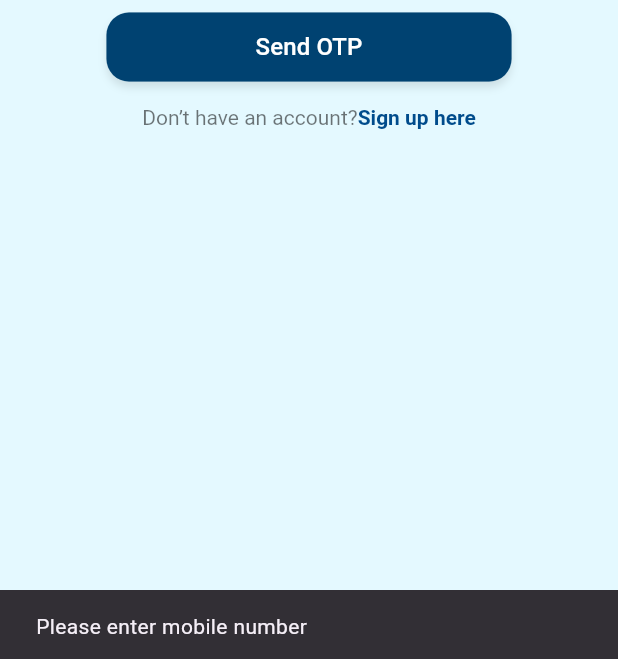
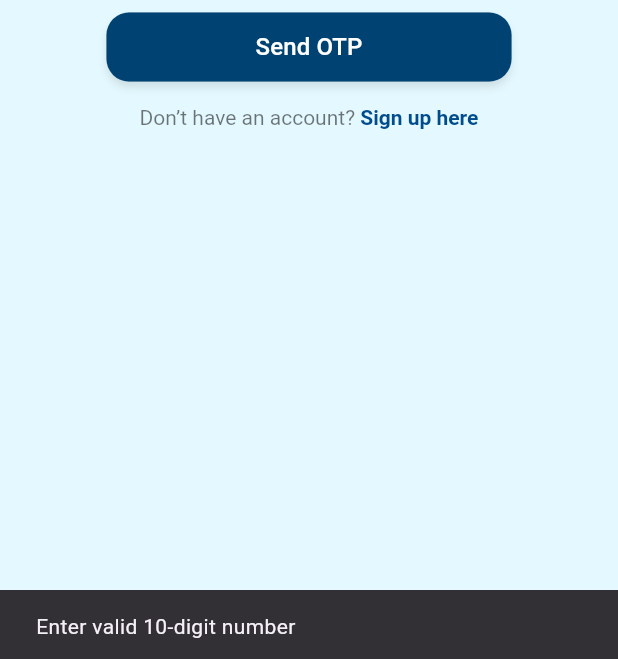
Before and after one commit to nil901/quick_home, a Flutter app: the screen it shows after launch, after a tap on "Send OTP", on a phone screen of 412 x 824 dp. Shown: the part 574-1233 px from the top of the screen. Run offline on Flutter 3.47's test engine with Material 3 defaults, Android fonts, the phone set to English and light mode, and no system bars; our stand-ins replace carousel_slider, flutter_rating_bar, flutter_riverpod, google_fonts, google_maps_flutter, hexcolor.

Commit message:
10-10-2025

```diff
--- a/lib/screen/auth/login_screen.dart
+++ b/lib/screen/auth/login_screen.dart
@@ -1,46 +1,25 @@
 import 'package:flutter/gestures.dart';
 import 'package:flutter/material.dart';
+import 'package:flutter_riverpod/flutter_riverpod.dart';
 import 'package:hexcolor/hexcolor.dart';
+import 'package:quick_home/Logic/API/api_provider.dart';
 import 'package:quick_home/screen/auth/otp_verify_screen.dart';
 import 'package:quick_home/screen/auth/sign_up_screen.dart';
 
-import '../dashboard/main_home_screen.dart';
+class LoginScreen extends ConsumerWidget {
+  const LoginScreen({super.key});
 
-class LoginScreen extends StatefulWidget {
   @override
-  _LoginScreenState createState() => _LoginScreenState();
-}
-
-class _LoginScreenState extends State<LoginScreen> {
-  final _formKey = GlobalKey<FormState>();
-  TextEditingController phoneController = TextEditingController();
-
-  // void login() {
-  //   String phone = phoneController.text.trim();
-  //
-  //   if (phone.isEmpty) {
-  //     _showSnackBar('Please enter mobile number');
-  //   } else if (phone.length != 10) {
-  //     _showSnackBar('Mobile number must be 10 digits');
-  //   } else {
-  //     _showSnackBar('Login Successful!');
-  //
-  //     // ✅ Navigate to Home Screen
-  //     Navigator.pushReplacement(
-  //       context,
-  //       MaterialPageRoute(builder: (context) => ()),
-  //     );
-  //   }
-  // }
+  Widget build(BuildContext context, WidgetRef ref) {
+    final phoneController = TextEditingController();
+    final authState = ref.watch(authProvider);
 
     void _showSnackBar(String msg) {
       ScaffoldMessenger.of(context).showSnackBar(
-      SnackBar(content: Text(msg), duration: Duration(seconds: 2)),
+        SnackBar(content: Text(msg)),
       );
     }
 
-  @override
-  Widget build(BuildContext context) {
     return Scaffold(
       backgroundColor: HexColor('#E4F9FF'),
       body: SafeArea(
@@ -50,106 +29,88 @@ class _LoginScreenState extends State<LoginScreen> {
             child: Column(
               crossAxisAlignment: CrossAxisAlignment.stretch,
               children: [
-                SizedBox(height: 220),
-                Text(
+                const SizedBox(height: 220),
+                const Text(
                   "Log In",
                   textAlign: TextAlign.center,
                   style: TextStyle(fontWeight: FontWeight.bold, fontSize: 18),
                 ),
-                SizedBox(height: 10),
-                Text(
+                const SizedBox(height: 10),
+                const Text(
                   "Book, track, and manage trusted home services with ease",
                   textAlign: TextAlign.center,
                   style: TextStyle(color: Colors.black54, fontSize: 13),
                 ),
-                SizedBox(height: 40),
-                Form(
-                  key: _formKey,
-                  child: _buildTextField(
+                const SizedBox(height: 40),
+                _buildTextField(
                   phoneController,
                   'Phone Number*',
                   Icons.phone,
                   keyboardType: TextInputType.number,
                 ),
-                ),
-                SizedBox(height: 30),
+                const SizedBox(height: 30),
                 Center(
                   child: Container(
                     width: 270,
                     height: 46,
                     decoration: BoxDecoration(
-                      color: Color(0xFF004271), // background
+                      color: const Color(0xFF004271),
                       borderRadius: BorderRadius.circular(15),
-                      border: Border.all(
-                        color: Color(0x8F004271),
-                        width: 0.25,
-                      ), // border
-                      boxShadow: [
-                        BoxShadow(
-                          color: Color(0x1A000000), // #0000001A
-                          offset: Offset(0, 4),
-                          blurRadius: 4,
-                        ),
+                      border: Border.all(color: const Color(0x8F004271), width: 0.25),
+                      boxShadow: const [
+                        BoxShadow(color: Color(0x1A000000), offset: Offset(0, 4), blurRadius: 4),
                       ],
                     ),
                     child: ElevatedButton(
-                      onPressed: () {
+                      onPressed: authState.isLoading
+                          ? null
+                          : () async {
                               String phone = phoneController.text.trim();
+                              if (phone.isEmpty || phone.length != 10) {
+                                _showSnackBar('Enter valid 10-digit number');
+                                return;
+                              }
+                              await ref.read(authProvider.notifier).sendOtp(phone);
 
-                        if (phone.isEmpty) {
-                          _showSnackBar('Please enter mobile number');
-                        } else if (phone.length != 10) {
-                          _showSnackBar('Mobile number must be 10 digits');
-                        } else {
-                          _showSnackBar('Login Successful!');
-
-                          // ✅ Navigate to Home Screen
-                          Navigator.pushReplacement(
+                              final updatedState = ref.read(authProvider);
+                              if (updatedState.otpSent) {
+                                Navigator.push(
                                   context,
                                   MaterialPageRoute(
-                              builder: (context) => OtpVerify(),
+                                    builder: (context) => OtpVerifyScreen(phone: phone),
                                   ),
                                 );
+                              } else if (updatedState.errorMessage != null) {
+                                _showSnackBar(updatedState.errorMessage!);
                               }
                             },
                       style: ElevatedButton.styleFrom(
-                        backgroundColor:
-                            Colors.transparent, // keep container color
-                        shadowColor:
-                            Colors.transparent, // remove default shadow
-                        shape: RoundedRectangleBorder(
-                          borderRadius: BorderRadius.circular(15),
+                        backgroundColor: Colors.transparent,
+                        shadowColor: Colors.transparent,
+                        shape: RoundedRectangleBorder(borderRadius: BorderRadius.circular(15)),
                       ),
-                      ),
-                      child: Text(
-                        "Send OTP",
-                        style: TextStyle(fontSize: 16, color: Colors.white),
+                      child: authState.isLoading
+                          ? const CircularProgressIndicator(color: Colors.white)
+                          : const Text("Send OTP", style: TextStyle(fontSize: 16, color: Colors.white)),
                     ),
                   ),
                 ),
-                ),
-                SizedBox(height: 16),
+                const SizedBox(height: 16),
                 Center(
                   child: RichText(
                     text: TextSpan(
-                      text: "Don’t have an account?",
-                      style: TextStyle(color: Colors.black54),
+                      text: "Don’t have an account? ",
+                      style: const TextStyle(color: Colors.black54),
                       children: [
                         TextSpan(
                           text: "Sign up here",
-                          style: TextStyle(
-                            color: Color(0xff004c8c),
-                            fontWeight: FontWeight.bold,
-                          ),
-                          recognizer:
-                              TapGestureRecognizer()
+                          style: const TextStyle(
+                              color: Color(0xff004c8c), fontWeight: FontWeight.bold),
+                          recognizer: TapGestureRecognizer()
                             ..onTap = () {
-                                  // Navigate to LoginScreen
                               Navigator.push(
                                 context,
-                                    MaterialPageRoute(
-                                      builder: (context) => SignupScreen(),
-                                    ),
+                                MaterialPageRoute(builder: (context) => SignupScreen()),
                               );
                             },
                         ),
@@ -172,21 +133,15 @@ class _LoginScreenState extends State<LoginScreen> {
     TextInputType keyboardType = TextInputType.text,
   }) {
     return Padding(
-      padding: const EdgeInsets.only(left: 52, right: 52, top: 0, bottom: 0),
+      padding: const EdgeInsets.symmetric(horizontal: 52),
       child: Container(
-        // width: 270, // width match
-        height: 46, // height match
-        margin: EdgeInsets.only(top: 0),
+        height: 46,
         decoration: BoxDecoration(
-          color: Color(0xFFE8FAFF), // background
-          borderRadius: BorderRadius.circular(15), // border-radius
-          border: Border.all(color: Color(0x8F004271), width: 0.25), // border
-          boxShadow: [
-            BoxShadow(
-              color: Color(0x1A000000), // shadow
-              offset: Offset(0, 4),
-              blurRadius: 4,
-            ),
+          color: const Color(0xFFE8FAFF),
+          borderRadius: BorderRadius.circular(15),
+          border: Border.all(color: const Color(0x8F004271), width: 0.25),
+          boxShadow: const [
+            BoxShadow(color: Color(0x1A000000), offset: Offset(0, 4), blurRadius: 4),
           ],
         ),
         child: TextFormField(
@@ -196,7 +151,7 @@ class _LoginScreenState extends State<LoginScreen> {
             prefixIcon: Icon(icon, color: Colors.black54),
             hintText: hint,
             border: InputBorder.none,
-            contentPadding: EdgeInsets.symmetric(vertical: 12, horizontal: 16),
+            contentPadding: const EdgeInsets.symmetric(vertical: 12, horizontal: 16),
           ),
         ),
       ),
--- a/pubspec.yaml
+++ b/pubspec.yaml
@@ -27,6 +27,9 @@ dependencies:
   smooth_page_indicator: ^1.2.1
   carousel_slider: ^5.1.1
   google_places_flutter: ^2.1.1
+  http: ^1.2.04
+  riverpod:
+
 
 dev_dependencies:
   flutter_test:
```
Also changed, not shown: lib/Logic/API/api_provider.dart (added, +80 -0 lines), lib/Logic/API/apis.dart (added, +62 -0 lines), lib/Logic/Model/login_model.dart (added, +116 -0 lines), lib/screen/auth/otp_verify_screen.dart (+51 -139 lines), pubspec.lock. Lines whose indentation alone changed are shown as unchanged.
